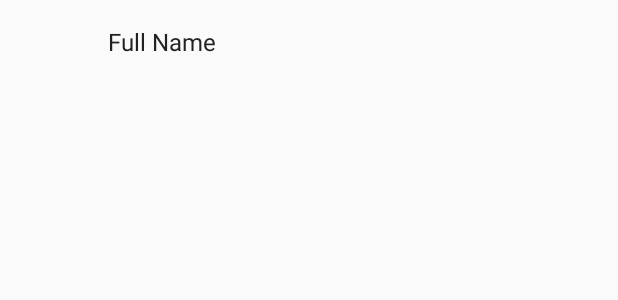
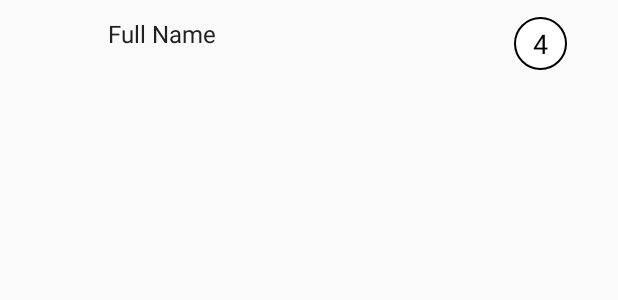
Before and after one commit to TheRyanMiller/Gift-Idea-Reminder, an Android app: the layout row_contact.xml on its own in the app's theme, with its tools: preview values and no code run, on a phone screen of 412 x 824 dp. Shown: the top 300 px of the screen. Run offline under Robolectric (Android 15) with nearby library versions, the phone set to English and light mode, and no system bars.

Commit message:
working on FAB

```diff
--- /dev/null
+++ b/app/src/main/res/drawable/circle.xml
@@ -0,0 +1,7 @@
+<?xml version="1.0" encoding="utf-8"?>
+<shape xmlns:android="http://schemas.android.com/apk/res/android" android:shape="oval" >
+    <gradient android:startColor="#FFFFFF" android:endColor="#FFFFFF"
+        android:angle="270"/>
+    <stroke android:width="1dp"
+        android:color="#000000"/>
+</shape>
--- a/app/src/main/res/layout/row_contact.xml
+++ b/app/src/main/res/layout/row_contact.xml
@@ -1,11 +1,11 @@
 <?xml version="1.0" encoding="utf-8"?>
 <RelativeLayout xmlns:android="http://schemas.android.com/apk/res/android"
     android:layout_width="match_parent"
-    android:layout_height="72dp"
+    android:layout_height="62dp"
     android:paddingLeft="16dp"
     android:paddingRight="16dp"
-    android:paddingTop="8dp"
-    android:paddingBottom="8dp"
+    android:paddingTop="2dp"
+    android:paddingBottom="2dp"
     android:clickable="true"
     android:background="?attr/selectableItemBackground">
 
@@ -20,11 +20,24 @@
         android:layout_width="match_parent"
         android:layout_height="wrap_content"
         android:layout_toRightOf="@id/profile_photo"
+        android:orientation="horizontal"
+        android:layout_centerVertical="true"
+        android:weightSum="6"
+        android:id="@+id/fullcontactrow">
+
+
+        <LinearLayout
+            android:layout_width="0dp"
+            android:layout_height="wrap_content"
+            android:layout_toRightOf="@id/profile_photo"
             android:orientation="vertical"
-        android:layout_centerVertical="true">
+            android:layout_centerVertical="true"
+            android:layout_marginRight="75dp"
+            android:layout_weight="5"
+            android:id="@+id/linearLayout">
 
             <TextView
-            android:layout_width="match_parent"
+                android:layout_width="wrap_content"
                 android:layout_height="wrap_content"
                 android:id="@+id/name"
                 android:text="Full Name"
@@ -32,7 +45,7 @@
                 android:singleLine="true"/>
 
             <TextView
-            android:layout_width="match_parent"
+                android:layout_width="wrap_content"
                 android:layout_height="wrap_content"
                 android:id="@+id/relationship"
                 android:text=""
@@ -42,4 +55,28 @@
 
         </LinearLayout>
 
+        <FrameLayout xmlns:android="http://schemas.android.com/apk/res/android"
+            android:layout_width="wrap_content"
+            android:layout_height="wrap_content"
+            android:layout_weight="1"
+            android:orientation="vertical" >
+
+            <TextView
+                android:layout_width="35dp"
+                android:layout_height="35dp"
+                android:layout_gravity="center"
+                android:background="@drawable/circle"
+                android:gravity="center"
+                android:shadowColor="@android:color/white"
+                android:shadowRadius="10.0"
+                android:text="4"
+                android:textColor="@android:color/black"
+                android:textSize="18sp" />
+
+        </FrameLayout>
+
+    </LinearLayout>
+
+
+
 </RelativeLayout>
--- a/app/src/main/res/values/colors.xml
+++ b/app/src/main/res/values/colors.xml
@@ -8,4 +8,9 @@
     <color name="primeGreen">#006600</color>
     <color name="secondaryGreen">#009933</color>
 
+    <color name="fabagenda">#7B1FA2</color>
+    <color name="fabcontact">#FF3D00</color>
+    <color name="fabgift">#303F9F</color>
+
+
 </resources>
```
Also changed, not shown: app/src/main/java/com/rtmillerprojects/giftideareminder/listener/FabClickListener.java (added, +8 -0 lines), app/src/main/java/com/rtmillerprojects/giftideareminder/ui/AgendaFragment.java (+17 -4 lines), app/src/main/java/com/rtmillerprojects/giftideareminder/ui/ContactsFragment.java (+15 -10 lines), app/src/main/java/com/rtmillerprojects/giftideareminder/ui/MainFragment.java (+58 -12 lines), app/src/main/res/layout/contacts_fragment.xml (+0 -7 lines). Lines whose indentation alone changed are shown as unchanged.
